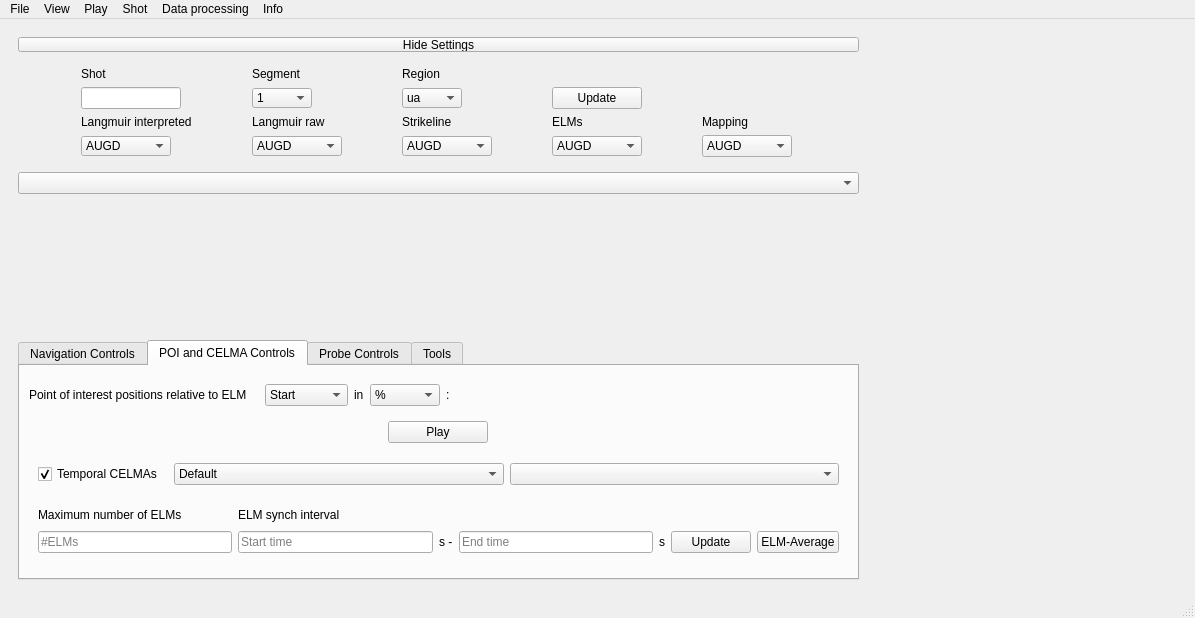
Old version of the form GUI.ui in the repository zamazir/langmuirGUI.
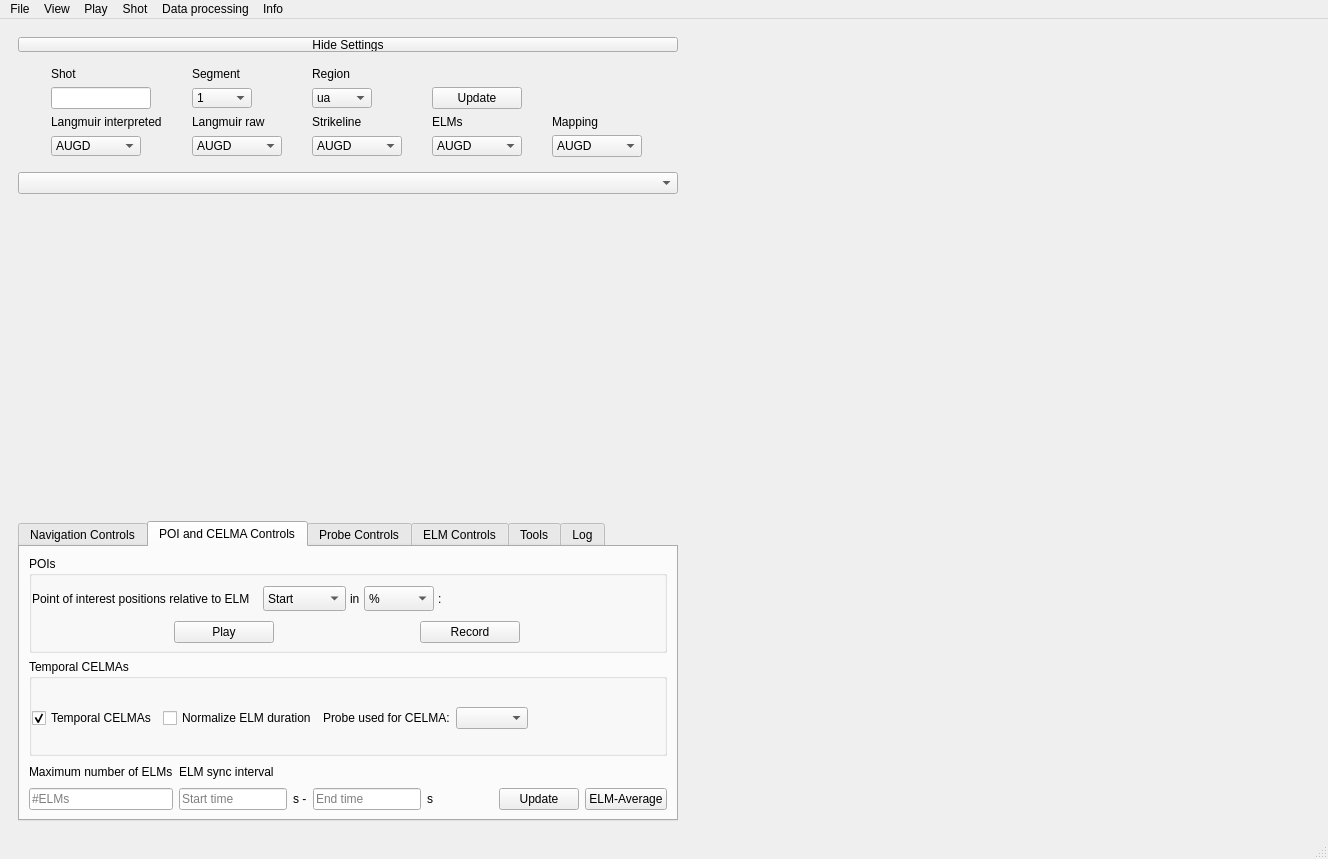
New version of the form. The open tabs and pages were chosen to show the change.

Commit message: Add logging. Add shortcuts. Add ELM controls and more.

The edit to the form file:
```diff
--- a/GUI.ui
+++ b/GUI.ui
@@ -6,8 +6,8 @@
    <rect>
     <x>0</x>
     <y>0</y>
-    <width>1195</width>
-    <height>618</height>
+    <width>1328</width>
+    <height>859</height>
    </rect>
   </property>
   <property name="windowTitle">
@@ -34,6 +34,12 @@
              <verstretch>0</verstretch>
             </sizepolicy>
            </property>
+           <property name="maximumSize">
+            <size>
+             <width>16777215</width>
+             <height>16777215</height>
+            </size>
+           </property>
            <layout class="QVBoxLayout" name="verticalLayout_3">
             <item>
              <layout class="QVBoxLayout" name="verticalLayout_2">
@@ -483,7 +489,13 @@
               <property name="minimumSize">
                <size>
                 <width>0</width>
-                <height>200</height>
+                <height>250</height>
+               </size>
+              </property>
+              <property name="maximumSize">
+               <size>
+                <width>16777215</width>
+                <height>300</height>
                </size>
               </property>
               <property name="currentIndex">
@@ -680,43 +692,200 @@
                </attribute>
                <layout class="QVBoxLayout" name="verticalLayout_5">
                 <item>
-                 <layout class="QGridLayout" name="gridLayout">
-                  <item row="1" column="0">
-                   <widget class="QWidget" name="tPlotControls" native="true">
-                    <property name="enabled">
-                     <bool>true</bool>
-                    </property>
-                    <property name="sizePolicy">
-                     <sizepolicy hsizetype="Preferred" vsizetype="Preferred">
-                      <horstretch>0</horstretch>
-                      <verstretch>0</verstretch>
-                     </sizepolicy>
+                 <layout class="QVBoxLayout" name="tabCELMAlayout">
+                  <property name="spacing">
+                   <number>4</number>
+                  </property>
+                  <item>
+                   <widget class="QGroupBox" name="groupBox_2">
+                    <property name="title">
+                     <string>POIs</string>
                     </property>
-                    <property name="minimumSize">
-                     <size>
-                      <width>0</width>
-                      <height>120</height>
-                     </size>
-                    </property>
-                    <property name="maximumSize">
-                     <size>
-                      <width>16777215</width>
-                      <height>140</height>
-                     </size>
-                    </property>
-                    <layout class="QVBoxLayout" name="tPlotCtrlLayout">
+                    <layout class="QVBoxLayout" name="verticalLayout_10">
+                     <property name="spacing">
+                      <number>4</number>
+                     </property>
+                     <property name="leftMargin">
+                      <number>0</number>
+                     </property>
                      <property name="topMargin">
-                      <number>0</number>
+                      <number>4</number>
                      </property>
                      <property name="rightMargin">
-                      <number>9</number>
+                      <number>0</number>
                      </property>
                      <property name="bottomMargin">
                       <number>0</number>
                      </property>
+                     <item>
+                      <layout class="QHBoxLayout" name="horizontalLayout_7">
+                       <item>
+                        <widget class="QLabel" name="label">
+                         <property name="sizePolicy">
+                          <sizepolicy hsizetype="Maximum" vsizetype="Preferred">
+                           <horstretch>0</horstretch>
+                           <verstretch>0</verstretch>
+                          </sizepolicy>
+                         </property>
+                         <property name="maximumSize">
+                          <size>
+                           <width>235</width>
+                           <height>25</height>
+                          </size>
+                         </property>
+                         <property name="text">
+                          <string>Point of interest positions relative to ELM</string>
+                         </property>
+                        </widget>
+                       </item>
+                       <item>
+                        <widget class="QComboBox" name="comboELMcompare">
+                         <property name="sizePolicy">
+                          <sizepolicy hsizetype="Maximum" vsizetype="Fixed">
+                           <horstretch>0</horstretch>
+                           <verstretch>0</verstretch>
+                          </sizepolicy>
+                         </property>
+                         <property name="maximumSize">
+                          <size>
+                           <width>16777215</width>
+                           <height>25</height>
+                          </size>
+                         </property>
+                         <item>
+                          <property name="text">
+                           <string>Start</string>
+                          </property>
+                         </item>
+                         <item>
+                          <property name="text">
+                           <string>End</string>
+                          </property>
+                         </item>
+                         <item>
+                          <property name="text">
+                           <string>Maximum</string>
+                          </property>
+                         </item>
+                        </widget>
+                       </item>
+                       <item>
+                        <widget class="QLabel" name="label_11">
+                         <property name="sizePolicy">
+                          <sizepolicy hsizetype="Maximum" vsizetype="Preferred">
+                           <horstretch>0</horstretch>
+                           <verstretch>0</verstretch>
+                          </sizepolicy>
+                         </property>
+                         <property name="maximumSize">
+                          <size>
+                           <width>16777215</width>
+                           <height>25</height>
+                          </size>
+                         </property>
+                         <property name="text">
+                          <string>in</string>
+                         </property>
+                        </widget>
+                       </item>
+                       <item>
+                        <widget class="QComboBox" name="comboPOIunit">
+                         <property name="sizePolicy">
+                          <sizepolicy hsizetype="Maximum" vsizetype="Fixed">
+                           <horstretch>0</horstretch>
+                           <verstretch>0</verstretch>
+                          </sizepolicy>
+                         </property>
+                         <property name="maximumSize">
+                          <size>
+                           <width>70</width>
+                           <height>25</height>
+                          </size>
+                         </property>
+                         <item>
+                          <property name="text">
+                           <string>%</string>
+                          </property>
+                         </item>
+                         <item>
+                          <property name="text">
+                           <string>0.1 ms</string>
+                          </property>
+                         </item>
+                        </widget>
+                       </item>
+                       <item>
+                        <widget class="QLabel" name="label_2">
+                         <property name="maximumSize">
+                          <size>
+                           <width>16777215</width>
+                           <height>25</height>
+                          </size>
+                         </property>
+                         <property name="text">
+                          <string>:</string>
+                         </property>
+                        </widget>
+                       </item>
+                      </layout>
+                     </item>
+                     <item>
+                      <layout class="QHBoxLayout" name="CELMAnavigationLayout">
+                       <item>
+                        <widget class="QPushButton" name="btnPlayCELMA">
+                         <property name="maximumSize">
+                          <size>
+                           <width>100</width>
+                           <height>16777215</height>
+                          </size>
+                         </property>
+                         <property name="text">
+                          <string>Play</string>
+                         </property>
+                        </widget>
+                       </item>
+                       <item>
+                        <widget class="QPushButton" name="btnRecordCELMA">
+                         <property name="maximumSize">
+                          <size>
+                           <width>100</width>
+                           <height>16777215</height>
+                          </size>
+                         </property>
+                         <property name="text">
+                          <string>Record</string>
+                         </property>
+                        </widget>
+                       </item>
+                      </layout>
+                     </item>
+                    </layout>
+                    <zorder></zorder>
+                   </widget>
+                  </item>
+                 </layout>
+                </item>
                      <item>
                       <layout class="QHBoxLayout" name="horizontalLayout_8">
                        <item>
+                   <widget class="QGroupBox" name="groupBox">
+                    <property name="title">
+                     <string>Temporal CELMAs</string>
+                    </property>
+                    <layout class="QHBoxLayout" name="horizontalLayout_5">
+                     <property name="leftMargin">
+                      <number>0</number>
+                     </property>
+                     <property name="topMargin">
+                      <number>4</number>
+                     </property>
+                     <property name="rightMargin">
+                      <number>0</number>
+                     </property>
+                     <property name="bottomMargin">
+                      <number>0</number>
+                     </property>
+                     <item>
                         <widget class="QCheckBox" name="cbTemporalCELMAs">
                          <property name="maximumSize">
                           <size>
@@ -733,17 +902,23 @@
                         </widget>
                        </item>
                        <item>
-                        <widget class="QComboBox" name="comboCELMAmode">
-                         <item>
+                      <widget class="QCheckBox" name="cbCELMAnormalize">
                           <property name="text">
-                           <string>Default</string>
-                          </property>
+                        <string>Normalize ELM duration</string>
+                       </property>
+                      </widget>
                          </item>
                          <item>
+                      <widget class="QLabel" name="label_14">
+                       <property name="maximumSize">
+                        <size>
+                         <width>130</width>
+                         <height>16777215</height>
+                        </size>
+                       </property>
                           <property name="text">
-                           <string>Normalize</string>
-                          </property>
-                         </item>
+                        <string>Probe used for CELMA:</string>
+                       </property>
                         </widget>
                        </item>
                        <item>
@@ -753,6 +928,22 @@
                          </property>
                         </widget>
                        </item>
+                     <item>
+                      <spacer name="horizontalSpacer">
+                       <property name="orientation">
+                        <enum>Qt::Horizontal</enum>
+                       </property>
+                       <property name="sizeHint" stdset="0">
+                        <size>
+                         <width>40</width>
+                         <height>20</height>
+                        </size>
+                       </property>
+                      </spacer>
+                     </item>
+                    </layout>
+                   </widget>
+                  </item>
                       </layout>
                      </item>
                      <item>
@@ -808,7 +999,7 @@
                           </size>
                          </property>
                          <property name="text">
-                          <string>ELM synch interval</string>
+                     <string>ELM sync interval</string>
                          </property>
                         </widget>
                        </item>
@@ -825,7 +1016,7 @@
                          </property>
                         </widget>
                        </item>
-                       <item row="1" column="5">
+                  <item row="1" column="6">
                         <widget class="QPushButton" name="btnCELMAupdate">
                          <property name="text">
                           <string>Update</string>
@@ -839,7 +1030,7 @@
                          </property>
                         </widget>
                        </item>
-                       <item row="1" column="6">
+                  <item row="1" column="7">
                         <widget class="QPushButton" name="btnCELMA">
                          <property name="sizePolicy">
                           <sizepolicy hsizetype="Fixed" vsizetype="Fixed">
@@ -865,125 +1056,21 @@
                          </property>
                         </widget>
                        </item>
-                      </layout>
-                     </item>
-                    </layout>
-                   </widget>
-                  </item>
-                  <item row="0" column="0">
-                   <layout class="QVBoxLayout" name="tabCELMAlayout">
-                    <item>
-                     <layout class="QHBoxLayout" name="horizontalLayout_7">
-                      <item>
-                       <widget class="QLabel" name="label">
-                        <property name="sizePolicy">
-                         <sizepolicy hsizetype="Maximum" vsizetype="Preferred">
-                          <horstretch>0</horstretch>
-                          <verstretch>0</verstretch>
-                         </sizepolicy>
-                        </property>
-                        <property name="maximumSize">
-                         <size>
-                          <width>230</width>
-                          <height>16777215</height>
-                         </size>
-                        </property>
-                        <property name="text">
-                         <string>Point of interest positions relative to ELM</string>
-                        </property>
-                       </widget>
-                      </item>
-                      <item>
-                       <widget class="QComboBox" name="comboELMcompare">
-                        <property name="sizePolicy">
-                         <sizepolicy hsizetype="Maximum" vsizetype="Fixed">
-                          <horstretch>0</horstretch>
-                          <verstretch>0</verstretch>
-                         </sizepolicy>
-                        </property>
-                        <item>
-                         <property name="text">
-                          <string>Start</string>
-                         </property>
-                        </item>
-                        <item>
-                         <property name="text">
-                          <string>End</string>
-                         </property>
-                        </item>
-                        <item>
-                         <property name="text">
-                          <string>Maximum</string>
-                         </property>
-                        </item>
-                       </widget>
-                      </item>
-                      <item>
-                       <widget class="QLabel" name="label_11">
-                        <property name="sizePolicy">
-                         <sizepolicy hsizetype="Maximum" vsizetype="Preferred">
-                          <horstretch>0</horstretch>
-                          <verstretch>0</verstretch>
-                         </sizepolicy>
-                        </property>
-                        <property name="text">
-                         <string>in</string>
-                        </property>
-                       </widget>
-                      </item>
-                      <item>
-                       <widget class="QComboBox" name="comboPOIunit">
-                        <property name="sizePolicy">
-                         <sizepolicy hsizetype="Maximum" vsizetype="Fixed">
-                          <horstretch>0</horstretch>
-                          <verstretch>0</verstretch>
-                         </sizepolicy>
-                        </property>
-                        <property name="maximumSize">
+                  <item row="1" column="5">
+                   <spacer name="horizontalSpacer_3">
+                    <property name="orientation">
+                     <enum>Qt::Horizontal</enum>
+                    </property>
+                    <property name="sizeType">
+                     <enum>QSizePolicy::Fixed</enum>
+                    </property>
+                    <property name="sizeHint" stdset="0">
                          <size>
-                          <width>70</width>
-                          <height>16777215</height>
-                         </size>
-                        </property>
-                        <item>
-                         <property name="text">
-                          <string>%</string>
-                         </property>
-                        </item>
-                        <item>
-                         <property name="text">
-                          <string>0.1 ms</string>
-                         </property>
-                        </item>
-                       </widget>
-                      </item>
-                      <item>
-                       <widget class="QLabel" name="label_2">
-                        <property name="text">
-                         <string>:</string>
-                        </property>
-                       </widget>
-                      </item>
-                     </layout>
-                    </item>
-                    <item>
-                     <layout class="QHBoxLayout" name="CELMAnavigationLayout">
-                      <item>
-                       <widget class="QPushButton" name="btnPlayCELMA">
-                        <property name="maximumSize">
-                         <size>
-                          <width>100</width>
-                          <height>16777215</height>
-                         </size>
-                        </property>
-                        <property name="text">
-                         <string>Play</string>
-                        </property>
-                       </widget>
-                      </item>
-                     </layout>
-                    </item>
-                   </layout>
+                      <width>60</width>
+                      <height>20</height>
+                     </size>
+                    </property>
+                   </spacer>
                   </item>
                  </layout>
                 </item>
@@ -1012,6 +1099,104 @@
                 </item>
                </layout>
               </widget>
+              <widget class="QWidget" name="tab_3">
+               <attribute name="title">
+                <string>ELM Controls</string>
+               </attribute>
+               <layout class="QHBoxLayout" name="horizontalLayout_4">
+                <item>
+                 <widget class="QTableWidget" name="tblELMs"/>
+                </item>
+                <item>
+                 <layout class="QGridLayout" name="gridLayout">
+                  <item row="2" column="0">
+                   <widget class="QLabel" name="label_18">
+                    <property name="text">
+                     <string>Average ELM frequency [kHz]</string>
+                    </property>
+                   </widget>
+                  </item>
+                  <item row="2" column="1">
+                   <widget class="QLabel" name="lblELMfreq">
+                    <property name="text">
+                     <string>N/A</string>
+                    </property>
+                   </widget>
+                  </item>
+                  <item row="3" column="0">
+                   <widget class="QLabel" name="label_20">
+                    <property name="text">
+                     <string>Average ELM duration [ms]</string>
+                    </property>
+                   </widget>
+                  </item>
+                  <item row="3" column="1">
+                   <widget class="QLabel" name="lblELMdur">
+                    <property name="text">
+                     <string>N/A</string>
+                    </property>
+                   </widget>
+                  </item>
+                  <item row="4" column="0">
+                   <widget class="QLabel" name="label_22">
+                    <property name="text">
+                     <string>Shortest ELM [ms]</string>
+                    </property>
+                   </widget>
+                  </item>
+                  <item row="4" column="1">
+                   <widget class="QLabel" name="lblELMmin">
+                    <property name="text">
+                     <string>N/A</string>
+                    </property>
+                   </widget>
+                  </item>
+                  <item row="5" column="1">
+                   <widget class="QLabel" name="lblELMmax">
+                    <property name="text">
+                     <string>N/A</string>
+                    </property>
+                   </widget>
+                  </item>
+                  <item row="5" column="0">
+                   <widget class="QLabel" name="label_24">
+                    <property name="text">
+                     <string>Longest ELM [ms]</string>
+                    </property>
+                   </widget>
+                  </item>
+                  <item row="1" column="0">
+                   <widget class="QLabel" name="label_10">
+                    <property name="text">
+                     <string>ELMs selected</string>
+                    </property>
+                   </widget>
+                  </item>
+                  <item row="1" column="1">
+                   <widget class="QLabel" name="lblELMnum">
+                    <property name="text">
+                     <string>N/A</string>
+                    </property>
+                   </widget>
+                  </item>
+                  <item row="0" column="0">
+                   <widget class="QLabel" name="label_17">
+                    <property name="text">
+                     <string>ELMs in range</string>
+                    </property>
+                   </widget>
+                  </item>
+                  <item row="0" column="1">
+                   <widget class="QLabel" name="lblELMsInRange">
+                    <property name="text">
+                     <string>N/A</string>
+                    </property>
+                   </widget>
+                  </item>
+                 </layout>
+                </item>
+               </layout>
+              </widget>
               <widget class="QWidget" name="tab_2">
                <attribute name="title">
                 <string>Tools</string>
@@ -1087,7 +1272,92 @@
                  </layout>
                 </item>
                 <item>
-                 <layout class="QHBoxLayout" name="horizontalLayout_3"/>
+                 <layout class="QHBoxLayout" name="horizontalLayout_3">
+                  <item>
+                   <widget class="QGroupBox" name="groupBox_4">
+                    <property name="title">
+                     <string>Divertor temperature and line integrated density</string>
+                    </property>
+                    <layout class="QHBoxLayout" name="horizontalLayout_6">
+                     <item>
+                      <widget class="QPushButton" name="btnTivNbar">
+                       <property name="maximumSize">
+                        <size>
+                         <width>200</width>
+                         <height>16777215</height>
+                        </size>
+                       </property>
+                       <property name="text">
+                        <string>Show</string>
+                       </property>
+                      </widget>
+                     </item>
+                    </layout>
+                   </widget>
+                  </item>
+                 </layout>
+                </item>
+               </layout>
+              </widget>
+              <widget class="QWidget" name="tabLog">
+               <attribute name="title">
+                <string>Log</string>
+               </attribute>
+               <layout class="QVBoxLayout" name="verticalLayout_13">
+                <item>
+                 <layout class="QHBoxLayout" name="horizontalLayout_9">
+                  <item>
+                   <spacer name="horizontalSpacer_4">
+                    <property name="orientation">
+                     <enum>Qt::Horizontal</enum>
+                    </property>
+                    <property name="sizeHint" stdset="0">
+                     <size>
+                      <width>40</width>
+                      <height>20</height>
+                     </size>
+                    </property>
+                   </spacer>
+                  </item>
+                  <item>
+                   <widget class="QComboBox" name="comboLogLevel">
+                    <property name="minimumSize">
+                     <size>
+                      <width>100</width>
+                      <height>0</height>
+                     </size>
+                    </property>
+                    <item>
+                     <property name="text">
+                      <string>Debug</string>
+                     </property>
+                    </item>
+                    <item>
+                     <property name="text">
+                      <string>Info</string>
+                     </property>
+                    </item>
+                    <item>
+                     <property name="text">
+                      <string>Warning</string>
+                     </property>
+                    </item>
+                    <item>
+                     <property name="text">
+                      <string>Error</string>
+                     </property>
+                    </item>
+                    <item>
+                     <property name="text">
+                      <string>Critical</string>
+                     </property>
+                    </item>
+                   </widget>
+                  </item>
+                 </layout>
+                </item>
+                <item>
+                 <layout class="QVBoxLayout" name="logLayout"/>
                 </item>
                </layout>
               </widget>
@@ -1108,7 +1378,7 @@
             <item row="0" column="0">
              <widget class="QWidget" name="Plot21" native="true">
               <property name="sizePolicy">
-               <sizepolicy hsizetype="Maximum" vsizetype="Preferred">
+               <sizepolicy hsizetype="Expanding" vsizetype="Preferred">
                 <horstretch>0</horstretch>
                 <verstretch>0</verstretch>
                </sizepolicy>
@@ -1135,7 +1405,7 @@
             <item row="2" column="0">
              <widget class="QWidget" name="Plot23" native="true">
               <property name="sizePolicy">
-               <sizepolicy hsizetype="Maximum" vsizetype="Preferred">
+               <sizepolicy hsizetype="Expanding" vsizetype="Preferred">
                 <horstretch>0</horstretch>
                 <verstretch>0</verstretch>
                </sizepolicy>
@@ -1165,7 +1435,7 @@
             <item row="1" column="0">
              <widget class="QWidget" name="Plot22" native="true">
               <property name="sizePolicy">
-               <sizepolicy hsizetype="Maximum" vsizetype="Preferred">
+               <sizepolicy hsizetype="Expanding" vsizetype="Preferred">
                 <horstretch>0</horstretch>
                 <verstretch>0</verstretch>
                </sizepolicy>
@@ -1204,7 +1474,7 @@
     <rect>
      <x>0</x>
      <y>0</y>
-     <width>1195</width>
+     <width>1328</width>
      <height>23</height>
     </rect>
    </property>
```
Left out of the diff: 64 changed lines with no effect on the pictures. Lines whose indentation alone changed are shown as unchanged. The commit also changes 4 other files.
